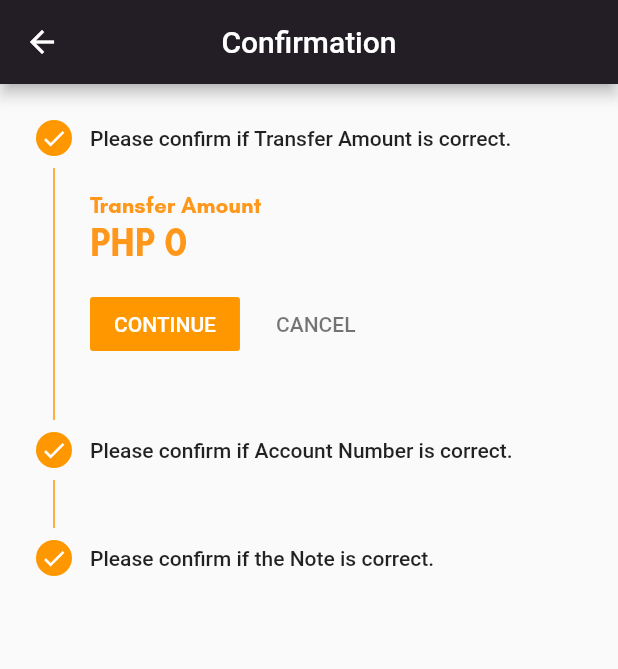
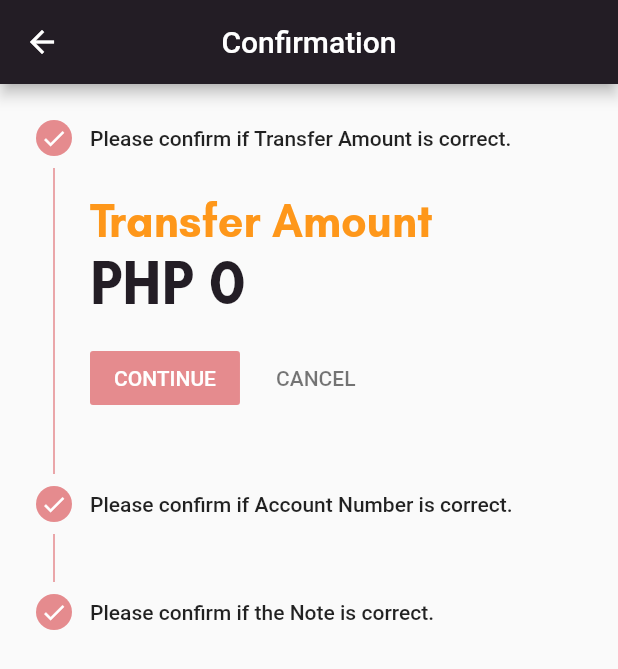
Before and after one commit to maye93/Mobile-Banking, a Flutter app: the ConfirmScreen screen opened directly, on a phone screen of 412 x 824 dp. Shown: the top 669 px of the screen. Run offline on Flutter 3.47's test engine with Material 2 defaults, Android fonts, the phone set to English and light mode, and no system bars; our stand-ins replace font_awesome_flutter.

Commit message:
needs fixing on names

```diff
--- a/lib/confirmation_screen.dart
+++ b/lib/confirmation_screen.dart
@@ -29,17 +29,21 @@ class _ConfirmScreenState extends State<ConfirmScreen> {
                 decoration: TextDecoration.none,
                 fontFamily: 'Glacial Bold',
                 color: const Color(0xFFFE971A),
-                    fontSize: 15,
-                  ))),
+                fontSize: 30,
+              )
+            )
+          ),
           Container(
             alignment: Alignment.topLeft,
             child: Text("PHP "+f.format(Variables().money()).toString(),
               style: TextStyle(
                 decoration: TextDecoration.none,
                 fontFamily: 'Glacial Bold',
-                    color: const Color(0xFFFE971A),
-                    fontSize: 25,
-                  ))),
+                color: const Color(0xFF231D25),
+                fontSize: 40,
+              )
+            )
+          ),
         ],
       ),
     ),
@@ -56,8 +60,9 @@ class _ConfirmScreenState extends State<ConfirmScreen> {
                   decoration: TextDecoration.none,
                   fontFamily: 'Glacial Bold',
                   color: const Color(0xFFFE971A),
-                    fontSize: 15,
-                  )),
+                  fontSize: 30,
+                )
+              ),
             ),
             Container(
               alignment: Alignment.topLeft,
@@ -65,11 +70,14 @@ class _ConfirmScreenState extends State<ConfirmScreen> {
                 style: TextStyle(
                   decoration: TextDecoration.none,
                   fontFamily: 'Glacial Bold',
-                      color: const Color(0xFFFE971A),
-                      fontSize: 25,
-                    )))
+                  color: const Color(0xFF231D25),
+                  fontSize: 40,
+                )
+              )
+            )
           ],
-        )),
+        )
+      ),
     Step(
         isActive: true,
         state: StepState.complete,
@@ -82,8 +90,9 @@ class _ConfirmScreenState extends State<ConfirmScreen> {
                 decoration: TextDecoration.none,
                 fontFamily: 'Glacial Bold',
                 color: const Color(0xFFFE971A),
-                  fontSize: 15,
-                )),
+                fontSize: 30,
+              )
+            ),
           ),
           Container(
             alignment: Alignment.topLeft,
@@ -91,10 +100,14 @@ class _ConfirmScreenState extends State<ConfirmScreen> {
               style: TextStyle(
                 decoration: TextDecoration.none,
                 fontFamily: 'Glacial Bold',
-                    color: const Color(0xFFFE971A),
-                    fontSize: 25,
-                  ))),
-        ]))
+                color: const Color(0xFF231D25),
+                fontSize: 40,
+              )
+            )
+          ),
+        ]
+      )
+    )
   ];
   StepperType stepperType = StepperType.horizontal;
 
@@ -140,8 +153,7 @@ class _ConfirmScreenState extends State<ConfirmScreen> {
           Expanded(
             child: Theme(
               data: ThemeData(
-                  primarySwatch: Colors.orange,
-                  colorScheme: ColorScheme.light(primary: Colors.orange)),
+                colorScheme: ColorScheme.light(primary: const Color(0xFFE58B8E))),
               child: Stepper(
                 steps: steps,
                 currentStep: currentStep,
--- a/lib/transfer.dart
+++ b/lib/transfer.dart
@@ -244,6 +244,9 @@ class TransferMoney extends State<TransferMoneyScreen> {
                         child: TextFormField(
                           controller: transferNote,
                           textAlign: TextAlign.center,
+                          inputFormatters: <TextInputFormatter>[
+                            LengthLimitingTextInputFormatter(40)
+                          ],
                           decoration: InputDecoration(
                             border: OutlineInputBorder(),
                             hintText: 'What would you like to say?',
@@ -253,7 +256,9 @@ class TransferMoney extends State<TransferMoneyScreen> {
                             contentPadding:
                               EdgeInsets.symmetric(vertical: 40),
                           ),
-                            ))),
+                        )
+                      )
+                    ),
 
                     ////////////////////// CONFIRM BUTTON /////////////////////
                     Positioned(
```
Lines whose indentation alone changed are shown as unchanged.
